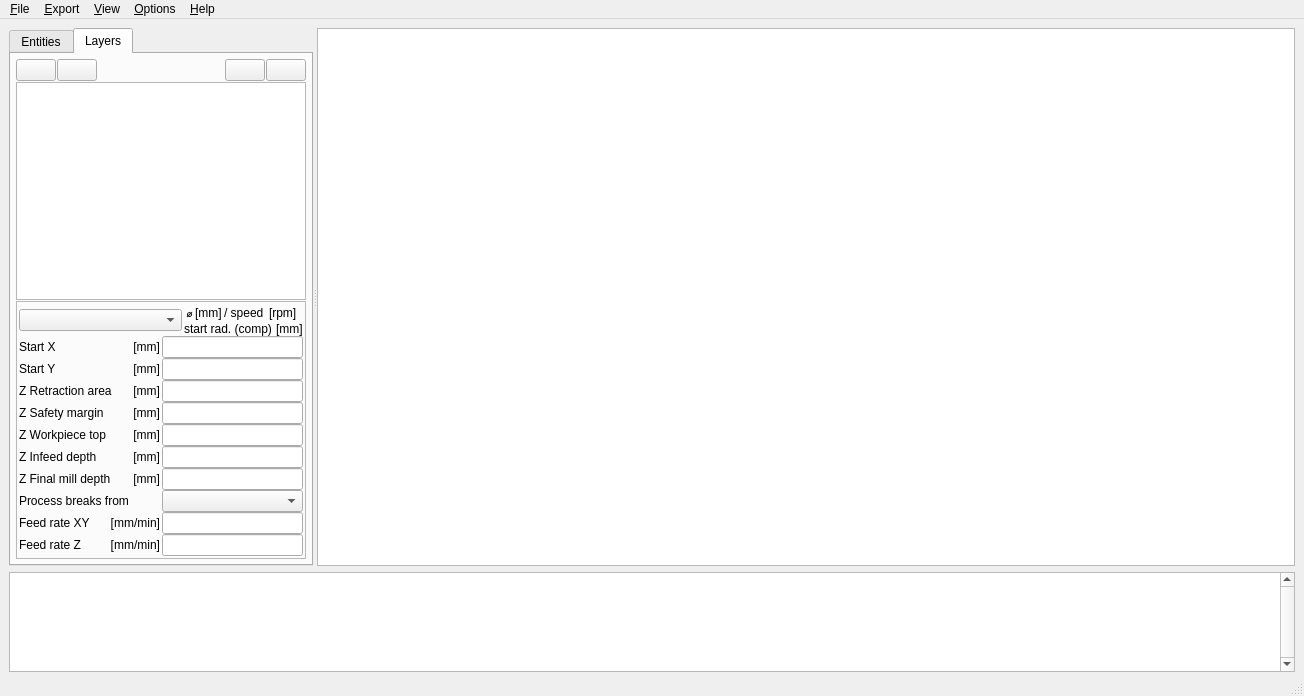
Above: source/dxf2gcode.ui from dxf2gcode/dxf2gcode before the change. Below: the same form after it.
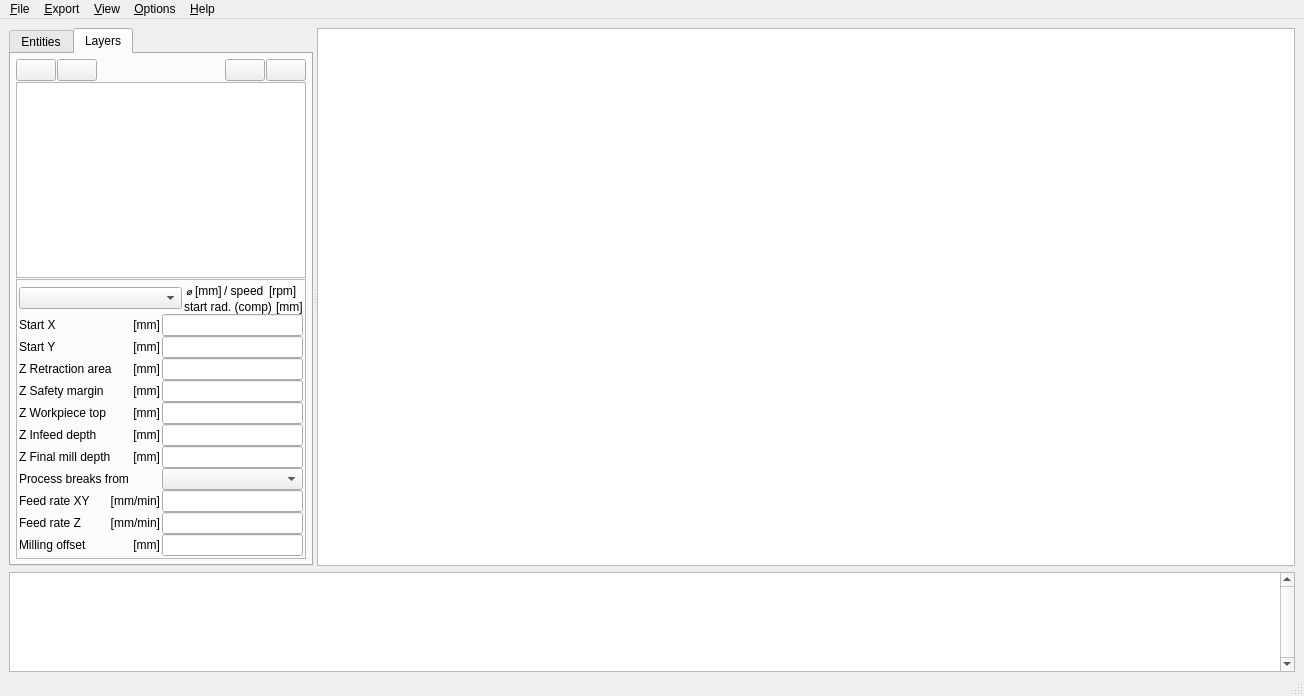
That is the form after the change. Icons and pictures are not drawn. Custom widgets are drawn as their Qt base class.

Commit message: feat(milling): add per-shape milling offset (finishing allowance)

Diff of the .ui file:
```diff
--- a/source/dxf2gcode.ui
+++ b/source/dxf2gcode.ui
@@ -796,6 +796,52 @@
                 </item>
                </layout>
               </item>
+              <item row="10" column="0">
+               <layout class="QHBoxLayout" name="horizontalLayout_16">
+                <property name="spacing">
+                 <number>2</number>
+                </property>
+                <property name="leftMargin">
+                 <number>0</number>
+                </property>
+                <property name="rightMargin">
+                 <number>0</number>
+                </property>
+                <item>
+                 <widget class="QLabel" name="millingOffsetLabel">
+                  <property name="text">
+                   <string>Milling offset</string>
+                  </property>
+                  <property name="wordWrap">
+                   <bool>true</bool>
+                  </property>
+                 </widget>
+                </item>
+                <item>
+                 <widget class="QLabel" name="unitLabel_10">
+                  <property name="text">
+                   <string notr="true">[mm]</string>
+                  </property>
+                  <property name="alignment">
+                   <set>Qt::AlignRight|Qt::AlignTrailing|Qt::AlignVCenter</set>
+                  </property>
+                 </widget>
+                </item>
+               </layout>
+              </item>
+              <item row="10" column="1">
+               <widget class="QLineEdit" name="millingOffsetLineEdit">
+                <property name="sizePolicy">
+                 <sizepolicy hsizetype="Preferred" vsizetype="Fixed">
+                  <horstretch>0</horstretch>
+                  <verstretch>0</verstretch>
+                 </sizepolicy>
+                </property>
+                <property name="toolTip">
+                 <string>Additional offset added to the cutter compensation (finishing allowance). Positive values leave more material for a following finishing pass, 0 keeps the normal contour. It is applied by the software cutter compensation (option &apos;Cutter compensation is done by machine&apos; unchecked).</string>
+                </property>
+               </widget>
+              </item>
               <item row="1" column="0">
                <layout class="QHBoxLayout" name="horizontalLayout_7">
                 <property name="spacing">
```
Left out of the diff: 1 changed line with no effect on the pictures. The commit also changes 13 other files.
